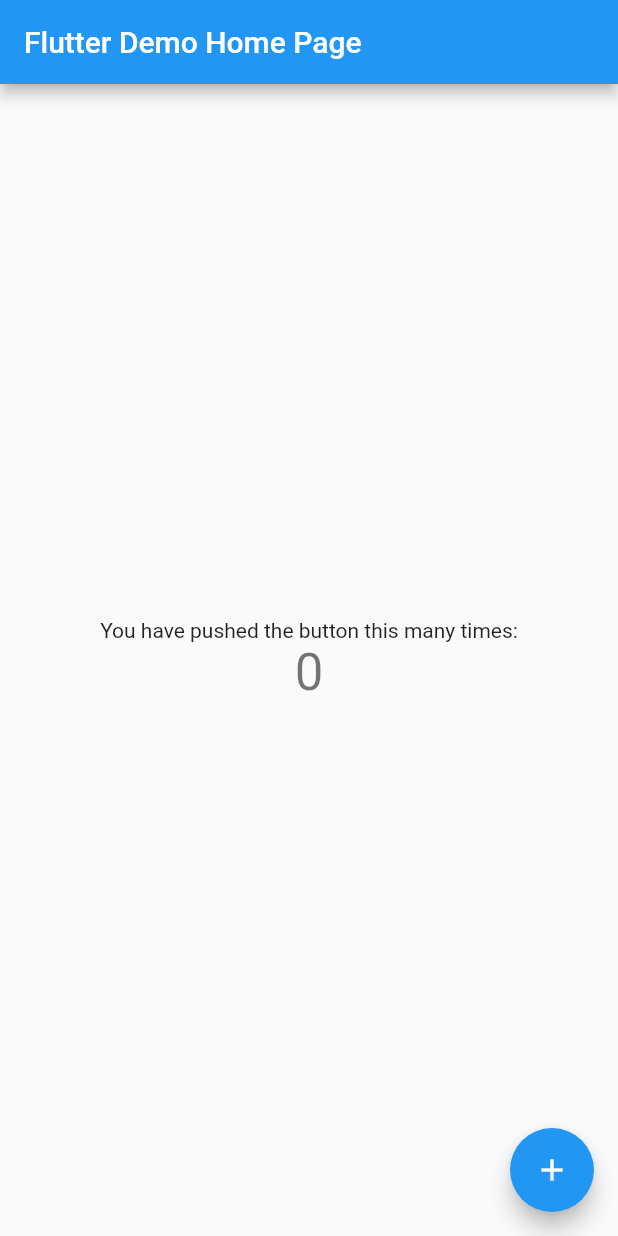
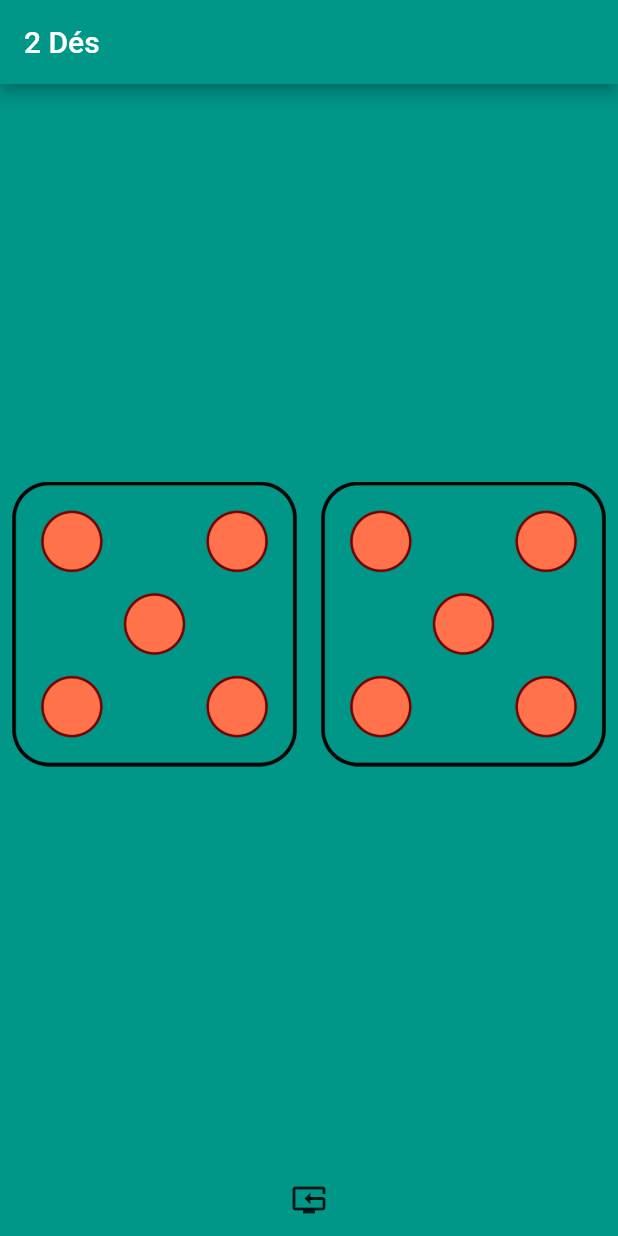
Before and after one commit to FlorentRousselle/dices, a Flutter app: the screen it shows after launch, on a phone screen of 412 x 824 dp. Run offline on Flutter 3.47's test engine with Material 2 defaults, Android fonts, the phone set to English and light mode, and no system bars.

Commit message:
dices + animation added

```diff
--- /dev/null
+++ b/lib/DicePage.dart
@@ -0,0 +1,80 @@
+import 'dart:math';
+
+import 'package:flutter/material.dart';
+
+class DicePage extends StatefulWidget {
+  const DicePage({Key? key}) : super(key: key);
+
+  @override
+  State<DicePage> createState() => _DicePageState();
+}
+
+class _DicePageState extends State<DicePage> {
+  List<int> dices = [Random().nextInt(6) + 1, Random().nextInt(6) + 1];
+  List<bool> animatedDices = [false, false];
+
+  @override
+  Widget build(BuildContext context) {
+    return Container(
+      child: Column(
+        mainAxisAlignment: MainAxisAlignment.spaceBetween,
+        children: [
+          Expanded(
+              child: Row(
+            children: [
+              Expanded(
+                child: MyAnimatedDice(0)
+              ),
+              Expanded(
+                child: MyAnimatedDice(1),
+              ),
+            ],
+          )),
+          IconButton(
+              onPressed: () => Rolling2Dice(), icon: Icon(Icons.reset_tv))
+        ],
+      ),
+    );
+  }
+
+  AnimatedContainer MyAnimatedDice(int index) {
+    return AnimatedContainer(
+                duration: const Duration(milliseconds: 50),
+                transform: Transform.translate(
+                  offset: Offset(animatedDices[index] == true ? Random().nextDouble()*-10 : 0, animatedDices[index] == true ? Random().nextDouble()*-10 : 0),
+                ).transform,
+                child: TextButton(
+                  child: Image.asset("assets/images/dice${dices[index]}.png"),
+                  onPressed: () => RollingDice(index),
+                ),
+              );
+  }
+
+  Future<void> RollingDice(int index) async {
+    for (int cpt = 0; cpt < 10; cpt++) {
+      await Future.delayed(const Duration(milliseconds: 50), () {
+        setState(() {
+          animatedDices[index] = !animatedDices[index];
+          dices[index] = Random().nextInt(6) + 1;
+        });
+      });
+    }
+    animatedDices[index] = false;
+  }
+
+  Future<void> Rolling2Dice() async {
+    for (int cpt = 0; cpt < 10; cpt++) {
+      await Future.delayed(const Duration(milliseconds: 50), () {
+        setState(() {
+          for(int idx = 0; idx < dices.length; idx++){
+            animatedDices[idx] = !animatedDices[idx];
+            dices[idx] = Random().nextInt(6) + 1;
+          }
+        });
+      });
+    }
+    for(int idx = 0; idx < dices.length; idx++){
+      animatedDices[idx] = false;
+    }
+  }
+}
--- a/lib/main.dart
+++ b/lib/main.dart
@@ -1,115 +1,18 @@
+import 'package:dices/DicePage.dart';
 import 'package:flutter/material.dart';
 
 void main() {
-  runApp(const MyApp());
+  return runApp(
+    MaterialApp(
+      debugShowCheckedModeBanner: false,
+      home: Scaffold(
+        backgroundColor: Colors.teal,
+        appBar: AppBar(
+          title: const Text('2 Dés'),
+          backgroundColor: Colors.teal,
+        ),
+        body: DicePage(),
+      ),
+    ),
+  );
 }
-
-class MyApp extends StatelessWidget {
-  const MyApp({Key? key}) : super(key: key);
-
-  // This widget is the root of your application.
-  @override
-  Widget build(BuildContext context) {
-    return MaterialApp(
-      title: 'Flutter Demo',
-      theme: ThemeData(
-        // This is the theme of your application.
-        //
-        // Try running your application with "flutter run". You'll see the
-        // application has a blue toolbar. Then, without quitting the app, try
-        // changing the primarySwatch below to Colors.green and then invoke
-        // "hot reload" (press "r" in the console where you ran "flutter run",
-        // or simply save your changes to "hot reload" in a Flutter IDE).
-        // Notice that the counter didn't reset back to zero; the application
-        // is not restarted.
-        primarySwatch: Colors.blue,
-      ),
-      home: const MyHomePage(title: 'Flutter Demo Home Page'),
-    );
-  }
-}
-
-class MyHomePage extends StatefulWidget {
-  const MyHomePage({Key? key, required this.title}) : super(key: key);
-
-  // This widget is the home page of your application. It is stateful, meaning
-  // that it has a State object (defined below) that contains fields that affect
-  // how it looks.
-
-  // This class is the configuration for the state. It holds the values (in this
-  // case the title) provided by the parent (in this case the App widget) and
-  // used by the build method of the State. Fields in a Widget subclass are
-  // always marked "final".
-
-  final String title;
-
-  @override
-  State<MyHomePage> createState() => _MyHomePageState();
-}
-
-class _MyHomePageState extends State<MyHomePage> {
-  int _counter = 0;
-
-  void _incrementCounter() {
-    setState(() {
-      // This call to setState tells the Flutter framework that something has
-      // changed in this State, which causes it to rerun the build method below
-      // so that the display can reflect the updated values. If we changed
-      // _counter without calling setState(), then the build method would not be
-      // called again, and so nothing would appear to happen.
-      _counter++;
-    });
-  }
-
-  @override
-  Widget build(BuildContext context) {
-    // This method is rerun every time setState is called, for instance as done
-    // by the _incrementCounter method above.
-    //
-    // The Flutter framework has been optimized to make rerunning build methods
-    // fast, so that you can just rebuild anything that needs updating rather
-    // than having to individually change instances of widgets.
-    return Scaffold(
-      appBar: AppBar(
-        // Here we take the value from the MyHomePage object that was created by
-        // the App.build method, and use it to set our appbar title.
-        title: Text(widget.title),
-      ),
-      body: Center(
-        // Center is a layout widget. It takes a single child and positions it
-        // in the middle of the parent.
-        child: Column(
-          // Column is also a layout widget. It takes a list of children and
-          // arranges them vertically. By default, it sizes itself to fit its
-          // children horizontally, and tries to be as tall as its parent.
-          //
-          // Invoke "debug painting" (press "p" in the console, choose the
-          // "Toggle Debug Paint" action from the Flutter Inspector in Android
-          // Studio, or the "Toggle Debug Paint" command in Visual Studio Code)
-          // to see the wireframe for each widget.
-          //
-          // Column has various properties to control how it sizes itself and
-          // how it positions its children. Here we use mainAxisAlignment to
-          // center the children vertically; the main axis here is the vertical
-          // axis because Columns are vertical (the cross axis would be
-          // horizontal).
-          mainAxisAlignment: MainAxisAlignment.center,
-          children: <Widget>[
-            const Text(
-              'You have pushed the button this many times:',
-            ),
-            Text(
-              '$_counter',
-              style: Theme.of(context).textTheme.headline4,
-            ),
-          ],
-        ),
-      ),
-      floatingActionButton: FloatingActionButton(
-        onPressed: _incrementCounter,
-        tooltip: 'Increment',
-        child: const Icon(Icons.add),
-      ), // This trailing comma makes auto-formatting nicer for build methods.
-    );
-  }
-}
```
Also changed, not shown: assets/images/dice1.png (added), assets/images/dice2.png (added), assets/images/dice3.png (added), assets/images/dice4.png (added), assets/images/dice5.png (added), assets/images/dice6.png (added).
